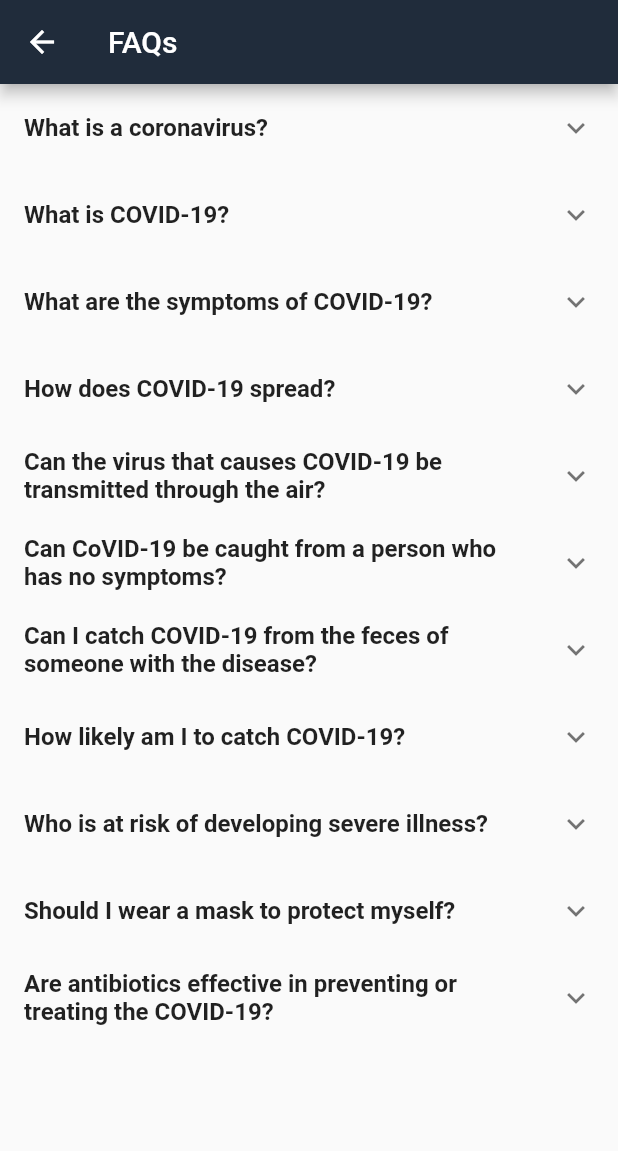
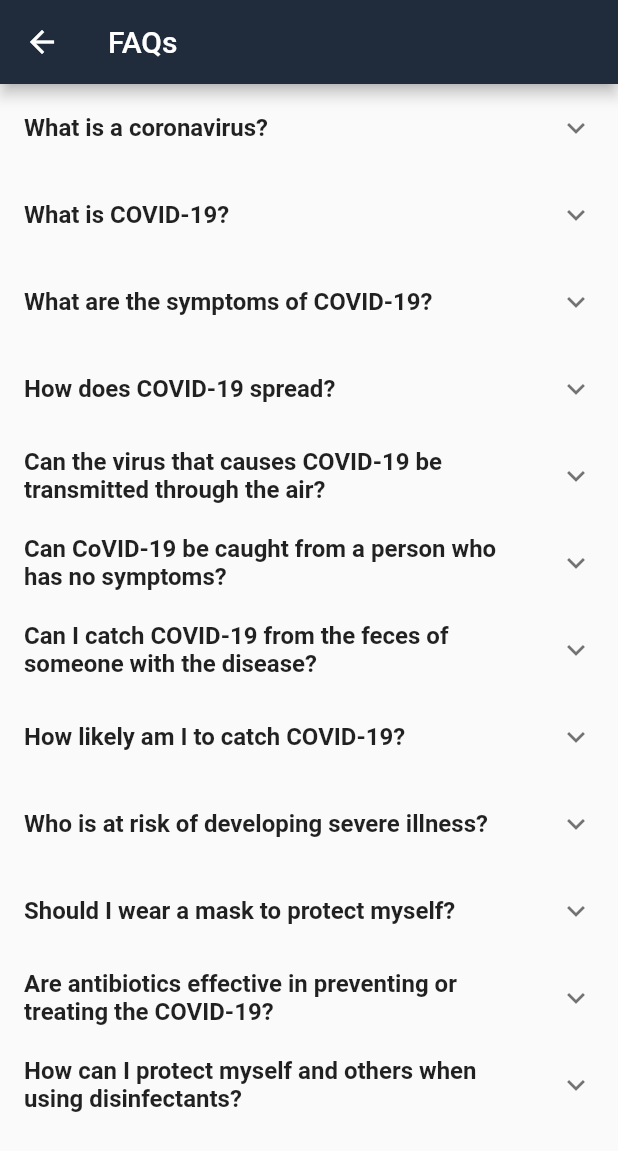
Before and after one commit to Raghupathi22/covid_tracker, a Flutter app: the FAQPage screen opened directly, on a phone screen of 412 x 824 dp. Shown: the top 1151 px of the screen. Run offline on Flutter 3.47's test engine with Material 2 defaults, Android fonts, the phone set to English and light mode, and no system bars; our stand-ins replace flutter_spinkit; missing offline and left inert: flutter_inappwebview; network calls fail.

Commit message:
Updated FAQ's

```diff
--- a/lib/DataBase.dart
+++ b/lib/DataBase.dart
@@ -65,6 +65,12 @@ class DataSource {
           "Are antibiotics effective in preventing or treating the COVID-19?",
       "answer":
           "No. Antibiotics do not work against viruses, they only work on bacterial infections. COVID-19 is caused by a virus, so antibiotics do not work. Antibiotics should not be used as a means of prevention or treatment of COVID-19. They should only be used as directed by a physician to treat a bacterial infection. "
+    },
+    {
+      "question":
+      "How can I protect myself and others when using disinfectants?",
+      "answer":
+      "Disinfectant solutions should always be prepared in well-ventilated areas. Wash your hands after using any disinfectant, including surface wipes."
     }
   ];
 }
```
